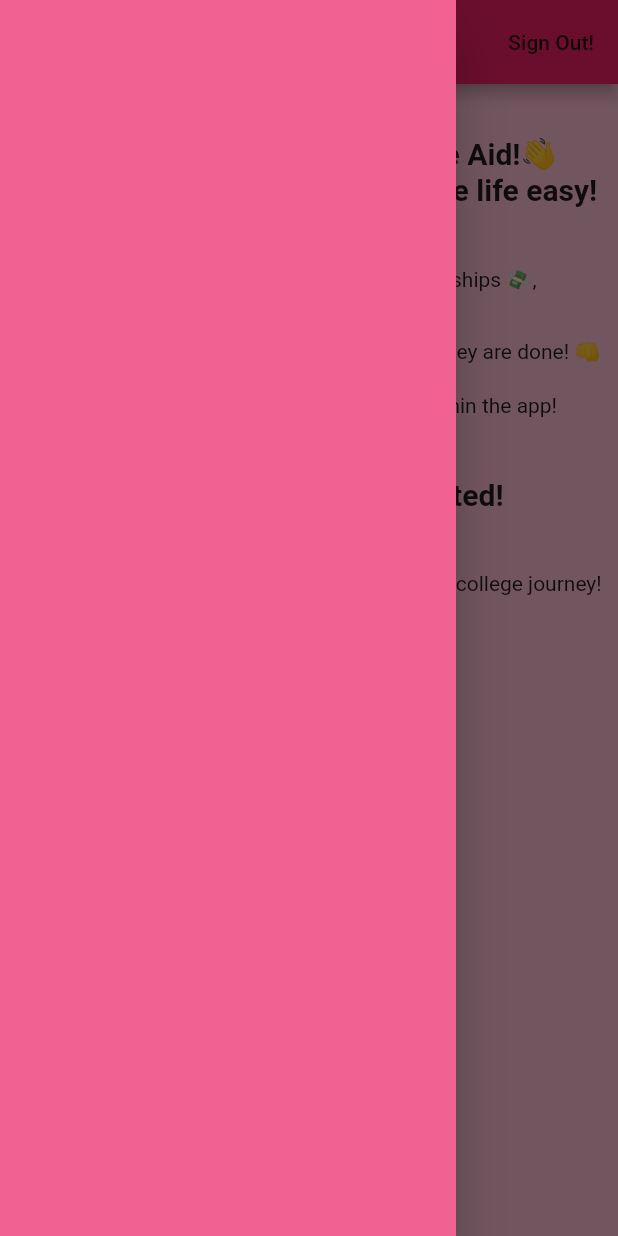
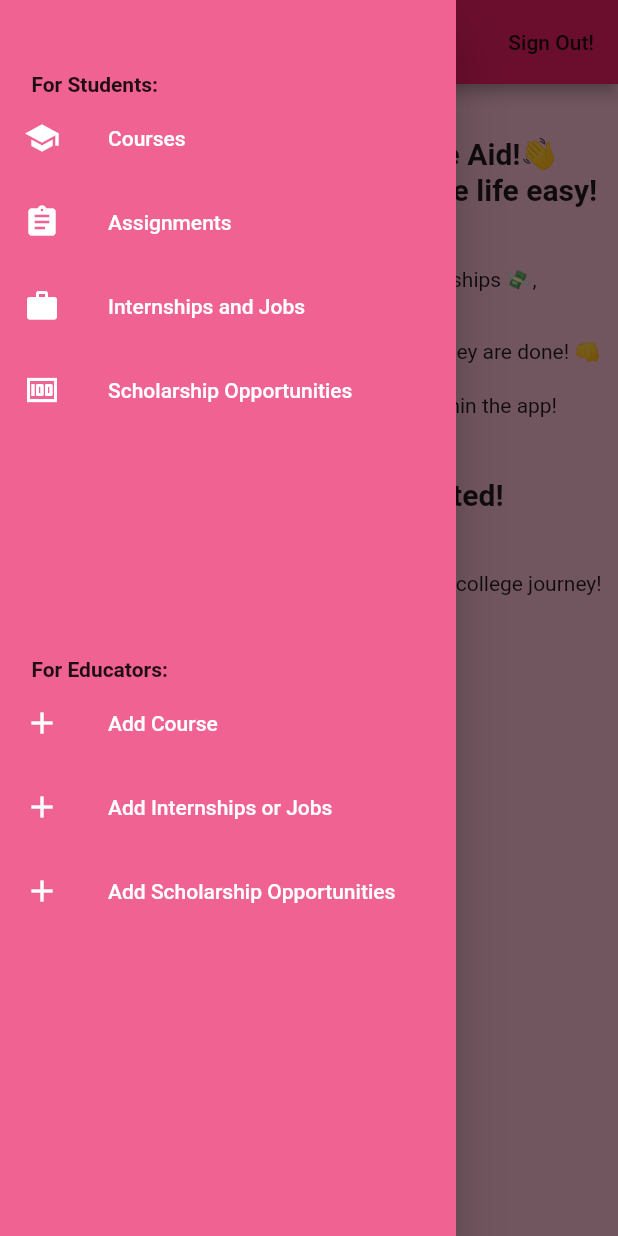
Before and after one commit to c25kenneth/coll_aid, a Flutter app: the Home screen opened directly, with the side drawer open, on a phone screen of 412 x 824 dp. Run offline on Flutter 3.47's test engine with Material 2 defaults, Android fonts, the phone set to English and light mode, and no system bars; our stand-ins replace firebase_auth, firebase_core; accounts and stored records are empty; network calls fail.

Commit message:
Added screens and fleshed out drawer

```diff
--- a/lib/navigationDrawerWidget.dart
+++ b/lib/navigationDrawerWidget.dart
@@ -1,4 +1,12 @@
+import 'package:coll_aid/addCourse.dart';
+import 'package:coll_aid/addScholarship.dart';
+import 'package:coll_aid/assignments.dart';
+import 'package:coll_aid/careers.dart';
+import 'package:coll_aid/courses.dart';
+import 'package:coll_aid/scholarships.dart';
 import 'package:flutter/material.dart';
+
+import 'addCareer.dart';
 
 class NavigationDrawerWidget extends StatefulWidget {
   const NavigationDrawerWidget({ Key? key }) : super(key: key);
@@ -16,9 +24,58 @@ class _NavigationDrawerWidgetState extends State<NavigationDrawerWidget> {
         child: ListView(
           children: [
             const SizedBox(height: 48,),
+            Text('      For Students: ', style: TextStyle(fontWeight: FontWeight.bold),),
+            buildMenuItem(text: 'Courses', icon: Icons.school, onClicked: () => selectedItem(context, 0),),
+            buildMenuItem(text: 'Assignments', icon: Icons.assignment, onClicked: () => selectedItem(context, 1),),
+            buildMenuItem(text: 'Internships and Jobs', icon: Icons.work, onClicked: () => selectedItem(context, 2),),
+            buildMenuItem(text: 'Scholarship Opportunities', icon: Icons.money, onClicked: () => selectedItem(context, 3),),
+            const SizedBox(height: 150,),
+            Text('      For Educators: ', style: TextStyle(fontWeight: FontWeight.bold),),
+            buildMenuItem(text: 'Add Course', icon: Icons.add_outlined, onClicked: () => selectedItem(context, 4),),
+            buildMenuItem(text: 'Add Internships or Jobs', icon: Icons.add_outlined, onClicked: () => selectedItem(context, 5),),
+            buildMenuItem(text: 'Add Scholarship Opportunities', icon: Icons.add_outlined, onClicked: () => selectedItem(context, 6),)
           ],
         ),
       ),
     );
   }
 }
+
+Widget buildMenuItem({
+  required String text,
+  required IconData icon,
+  VoidCallback? onClicked,
+}) {
+  final color = Colors.white;
+  return ListTile(
+    leading: Icon(icon, color: color,),
+    title: Text(text, style: TextStyle(color: color),),
+    onTap: onClicked,
+  );
+}
+
+void selectedItem(BuildContext context, int index) {
+  switch (index) {
+    case 0:
+      Navigator.push(context, MaterialPageRoute(builder: (context) => Courses()));
+      break;
+    case 1:
+      Navigator.push(context, MaterialPageRoute(builder: (context) => Assignments()));
+      break;
+    case 2:
+      Navigator.push(context, MaterialPageRoute(builder: (context) => Careers()));
+      break;
+    case 3:
+      Navigator.push(context, MaterialPageRoute(builder: (context) => Scholarships()));
+      break;
+    case 4:
+      Navigator.push(context, MaterialPageRoute(builder: (context) => AddCourse()));
+      break;
+    case 5:
+      Navigator.push(context, MaterialPageRoute(builder: (context) => AddCareer()));
+      break;
+    case 6:
+      Navigator.push(context, MaterialPageRoute(builder: (context) => AddScholarship()));
+      break;
+  }
+}
```
